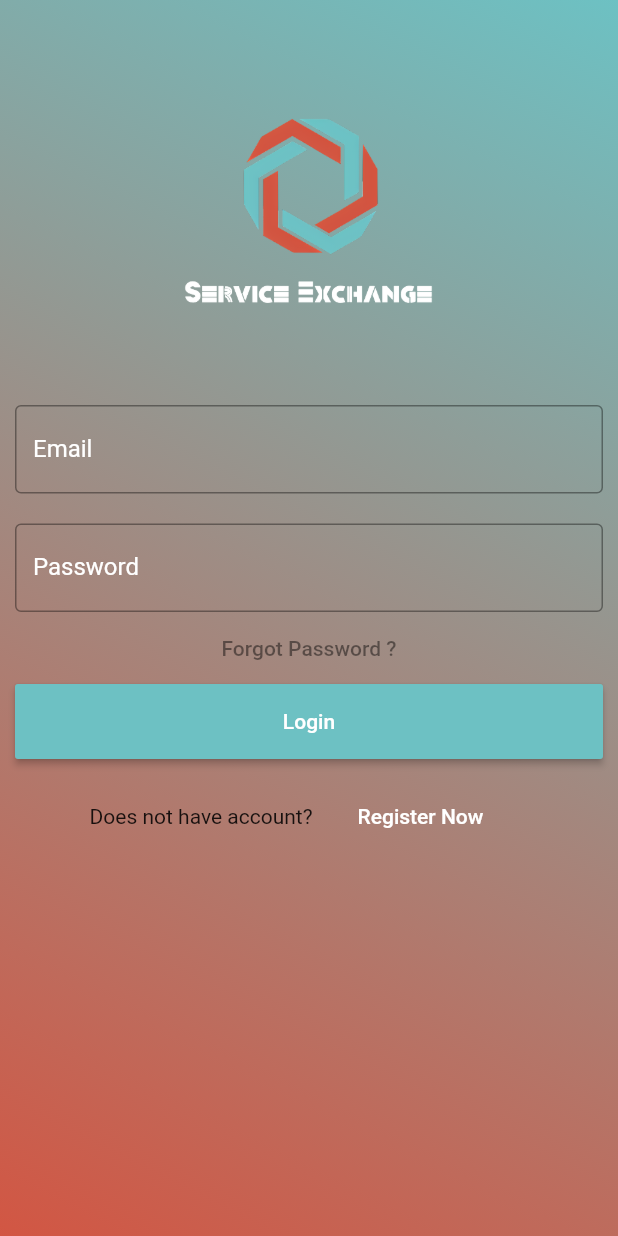
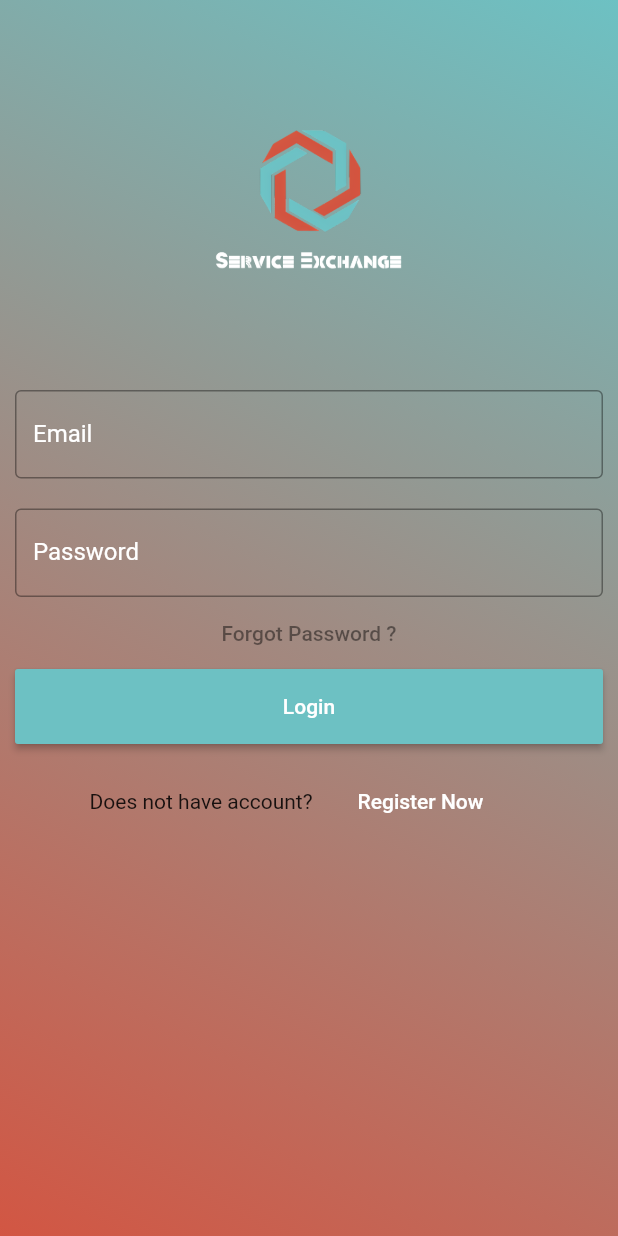
Before and after one commit to MuhammadAbdulSalam/skill_exchange_flutter, a Flutter app: the screen it shows after launch, on a phone screen of 412 x 824 dp. Run offline on Flutter 3.47's test engine with Material 2 defaults, Android fonts, the phone set to English and light mode, and no system bars.

```diff
--- a/lib/loginviews/LoginActivity.dart
+++ b/lib/loginviews/LoginActivity.dart
@@ -2,6 +2,7 @@
 
 
 import 'package:flutter/material.dart';
+import 'package:flutter/services.dart';
 import 'package:service_exchange_multi/utils/Constants.dart';
 
 class LoginActivity extends StatefulWidget {
@@ -10,6 +11,12 @@ class LoginActivity extends StatefulWidget {
 }
 
 class _LoginState extends State<LoginActivity>{
+
+  @override
+  void initState() {
+    super.initState();
+    SystemChrome.setEnabledSystemUIOverlays(SystemUiOverlay.values);
+  }
   @override
   Widget build(BuildContext context) {
     return Scaffold(
@@ -26,8 +33,8 @@ class _LoginState extends State<LoginActivity>{
               children: <Widget>[
                 Container(
                     alignment: Alignment.center,
-                    padding: EdgeInsets.all(30),
-                  child: new Image.asset('images/logo_main.png', width: 200.00, height: 200.00),
+                    padding: EdgeInsets.all(50),
+                  child: new Image.asset('images/logo_main.png', width: 150.00, height: 150.00),
                     ),
                 Container(
                   padding: EdgeInsets.all(10),
--- a/lib/main.dart
+++ b/lib/main.dart
@@ -11,9 +11,6 @@ import 'package:flutter/animation.dart';
 
 
 void main() {
-
-  SystemChrome.setEnabledSystemUIOverlays([]);
-
   runApp(new MaterialApp(
 
       home: new SplashScreen(),
@@ -108,6 +105,8 @@ class _SplashScreenState extends State<SplashScreen> with TickerProviderStateMix
   @override
   void initState() {
     super.initState();
+    SystemChrome.setEnabledSystemUIOverlays([]);
+
     _backgroundController = AnimationController(
       duration: const Duration(seconds: 3),
       vsync: this,
```
